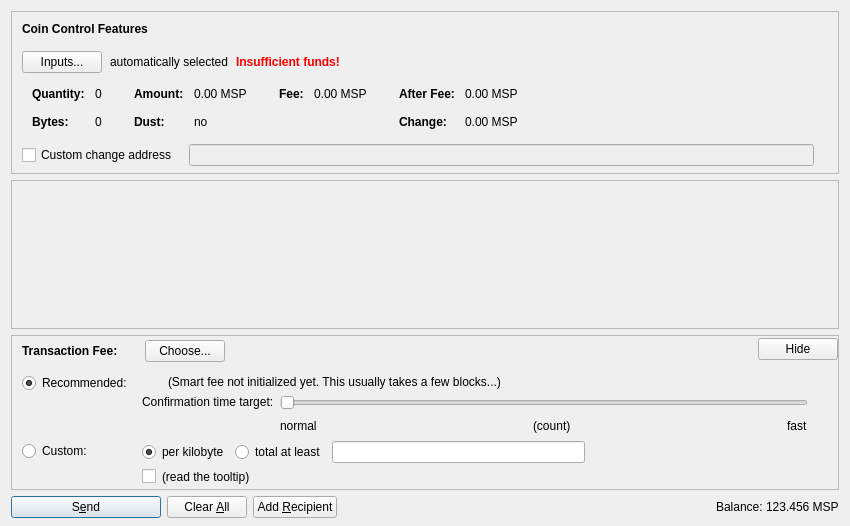
Old version of the form src/qt/forms/sendcoinsdialog.ui in the repository ecayl/matrixcoin.
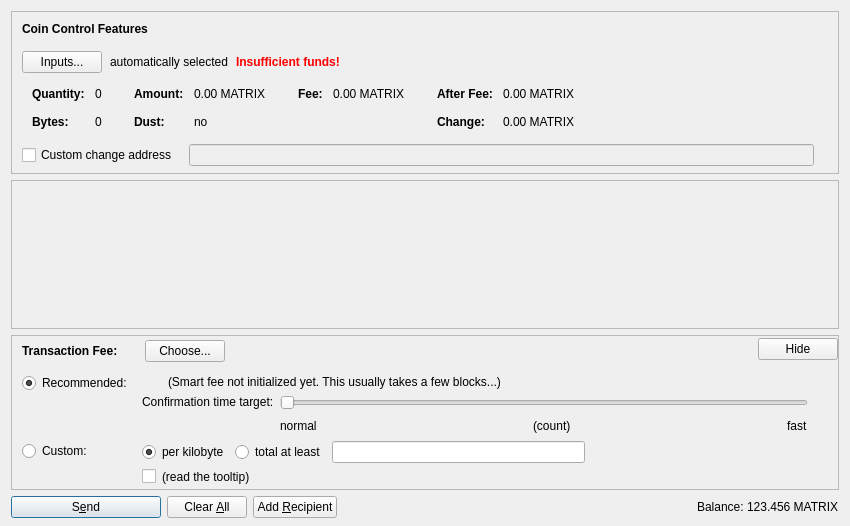
New version of the form. Icons and pictures are not drawn. Custom widgets are drawn as their Qt base class.

The edit to the form file:
```diff
--- a/src/qt/forms/sendcoinsdialog.ui
+++ b/src/qt/forms/sendcoinsdialog.ui
@@ -324,7 +324,7 @@
                   <enum>Qt::ActionsContextMenu</enum>
                  </property>
                  <property name="text">
-                  <string notr="true">0.00 MSP</string>
+                  <string notr="true">0.00 MATRIX</string>
                  </property>
                  <property name="textInteractionFlags">
                   <set>Qt::LinksAccessibleByMouse|Qt::TextSelectableByKeyboard|Qt::TextSelectableByMouse</set>
@@ -404,7 +404,7 @@
                   <enum>Qt::ActionsContextMenu</enum>
                  </property>
                  <property name="text">
-                  <string notr="true">0.00 MSP</string>
+                  <string notr="true">0.00 MATRIX</string>
                  </property>
                  <property name="textInteractionFlags">
                   <set>Qt::LinksAccessibleByMouse|Qt::TextSelectableByKeyboard|Qt::TextSelectableByMouse</set>
@@ -455,7 +455,7 @@
                   <enum>Qt::ActionsContextMenu</enum>
                  </property>
                  <property name="text">
-                  <string notr="true">0.00 MSP</string>
+                  <string notr="true">0.00 MATRIX</string>
                  </property>
                  <property name="textInteractionFlags">
                   <set>Qt::LinksAccessibleByMouse|Qt::TextSelectableByKeyboard|Qt::TextSelectableByMouse</set>
@@ -484,7 +484,7 @@
                   <enum>Qt::ActionsContextMenu</enum>
                  </property>
                  <property name="text">
-                  <string notr="true">0.00 MSP</string>
+                  <string notr="true">0.00 MATRIX</string>
                  </property>
                  <property name="textInteractionFlags">
                   <set>Qt::LinksAccessibleByMouse|Qt::TextSelectableByKeyboard|Qt::TextSelectableByMouse</set>
@@ -1290,7 +1290,7 @@
           <cursorShape>IBeamCursor</cursorShape>
          </property>
          <property name="text">
-          <string notr="true">123.456 MSP</string>
+          <string notr="true">123.456 MATRIX</string>
          </property>
          <property name="textInteractionFlags">
           <set>Qt::LinksAccessibleByMouse|Qt::TextSelectableByKeyboard|Qt::TextSelectableByMouse</set>
```
